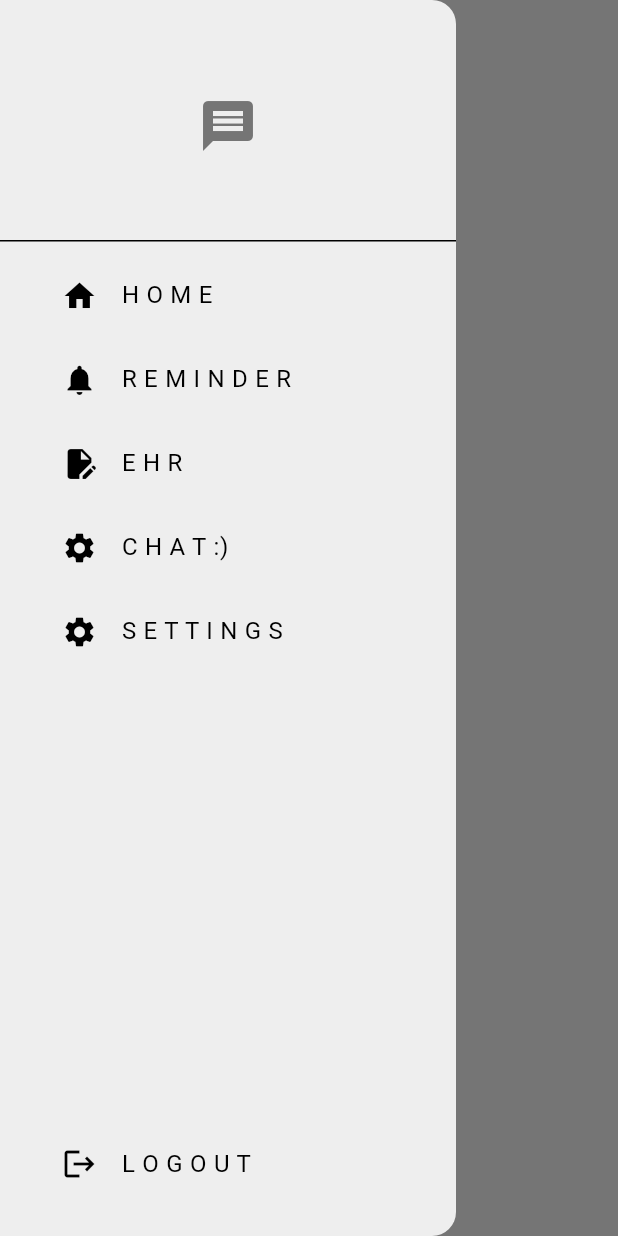
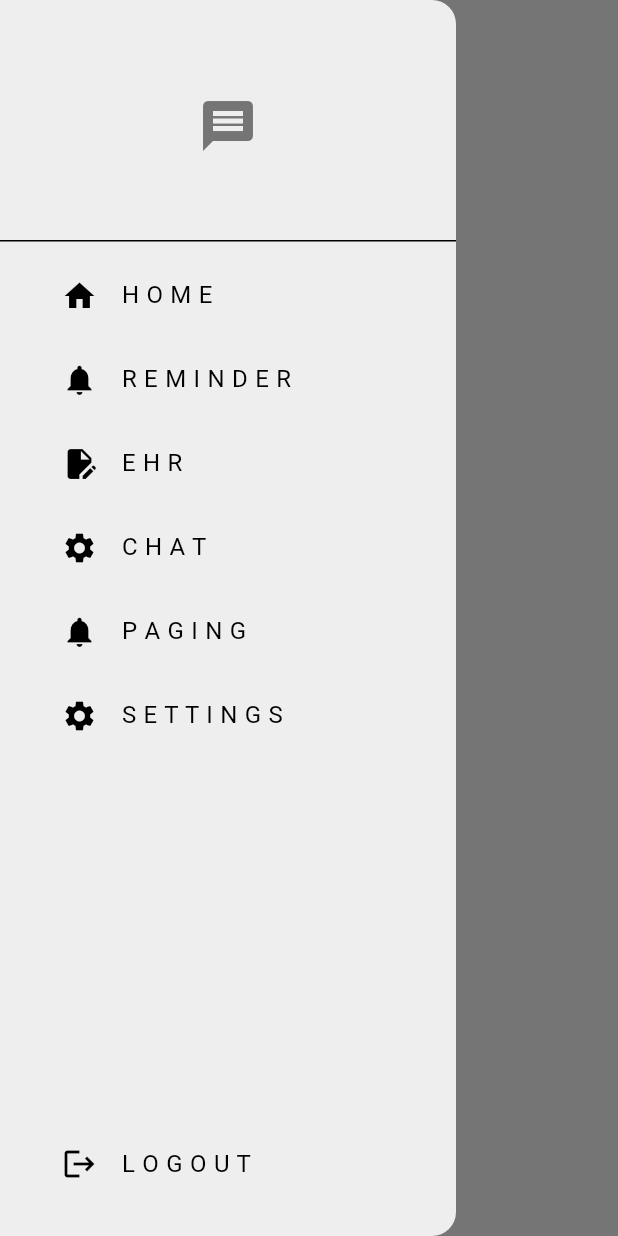
Before and after one commit to symbat-bekzhigit/scribbles, a Flutter app: the ChatHomePage screen opened directly, with the side drawer open, on a phone screen of 412 x 824 dp. Run offline on Flutter 3.47's test engine with Material 3 defaults, Android fonts, the phone set to English and light mode, and no system bars; our stand-ins replace cloud_firestore, firebase_auth, firebase_core, firebase_messaging, flutter_local_notifications; accounts and stored records are empty.

Commit message:
Update my_drawer.dart

```diff
--- a/lib/components/my_drawer.dart
+++ b/lib/components/my_drawer.dart
@@ -9,6 +9,8 @@ import "package:messaging_app/pages/welcome_page.dart";
 import "package:messaging_app/services/auth/auth_service.dart";
 import "package:messaging_app/pages/settings_page.dart";
 import "package:messaging_app/pages/reminder_page.dart";
+import 'package:messaging_app/pages/pager_page.dart';
+
 
 class MyDrawer extends StatelessWidget {
   const MyDrawer({super.key});
@@ -87,12 +89,27 @@ class MyDrawer extends StatelessWidget {
               Padding(
                 padding: const EdgeInsets.only(left: 25.0),
                 child: ListTile(
-                  title: const Text("C H A T :)"),
+                  title: const Text("C H A T"),
                   leading: const Icon(Icons.settings),
                   onTap: () {
                     Navigator.pop(context);
                     Navigator.push(context, MaterialPageRoute(builder: (context) => ChatHomePage()));
                   }
+                ),
+              ),
+
+              Padding(
+                padding: const EdgeInsets.only(left: 25.0),
+                child: ListTile(
+                  title: const Text('P A G I N G'),
+                  leading: const Icon(Icons.notifications),
+                  onTap: () {
+                  Navigator.pop(context);  // This will close the drawer
+                  Navigator.push(
+                    context,
+                    MaterialPageRoute(builder: (context) => const PagerPage()),
+                  );
+                },
                 ),
               ),
 
```
